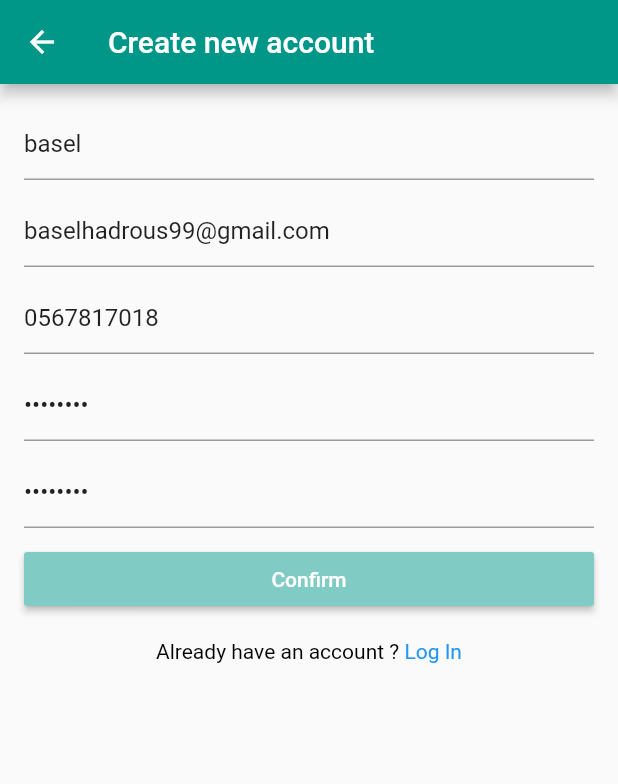
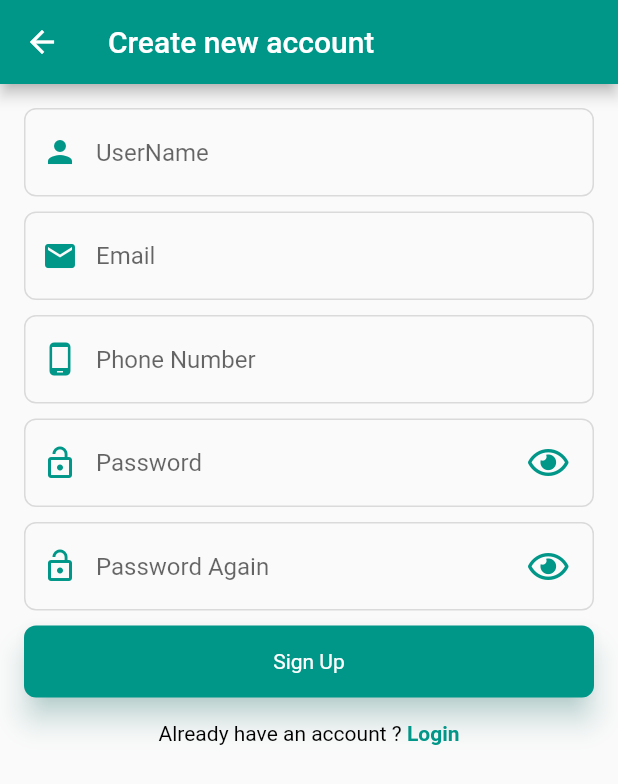
Before and after one commit to byshy/ieee_mvp, a Flutter app: the SignUpRoute screen opened directly, on a phone screen of 412 x 824 dp. Shown: the top 784 px of the screen. Run offline on Flutter 3.47's test engine with Material 2 defaults, Android fonts, the phone set to English and light mode, and no system bars; our stand-ins replace bloc, cloud_firestore, dartz, equatable, firebase_auth, firebase_messaging and 7 more; missing offline and left inert: unicorndial; accounts and stored records are empty.

Commit message:
better signup page

```diff
--- a/lib/features/sign_up/presentation/pages/sign_up_route.dart
+++ b/lib/features/sign_up/presentation/pages/sign_up_route.dart
@@ -1,5 +1,7 @@
 import 'package:flutter/material.dart';
 import 'package:flutter_bloc/flutter_bloc.dart';
+import 'package:font_awesome_flutter/font_awesome_flutter.dart';
+import 'package:ieee_mvp/common/custom_button.dart';
 import 'package:ieee_mvp/features/home/presentation/pages/home_route.dart';
 import 'package:ieee_mvp/features/sign_up/presentation/sign_up_bloc/bloc.dart';
 
@@ -14,20 +16,17 @@ class _SignUpRouteState extends State<SignUpRoute> {
   final TextEditingController number = TextEditingController();
   final TextEditingController password = TextEditingController();
   final TextEditingController rePassword = TextEditingController();
+  final FocusNode userNameNode = FocusNode();
+  final FocusNode emailNode = FocusNode();
+  final FocusNode numberNode = FocusNode();
+  final FocusNode passwordNode = FocusNode();
+  final FocusNode rePasswordNode = FocusNode();
 
   final GlobalKey<ScaffoldState> _scaffoldKey = GlobalKey<ScaffoldState>();
+  final GlobalKey<FormState> _formKey = GlobalKey<FormState>();
 
   final SignUpBloc _signUpBloc = SignUpBloc();
-
-  @override
-  void initState() {
-    super.initState();
-    userName.text = 'basel';
-    email.text = 'baselhadrous99@gmail.com';
-    number.text = '0567817018';
-    password.text = '123456ab';
-    rePassword.text = '123456ab';
-  }
+  bool _hidePassword = true;
 
   @override
   Widget build(BuildContext context) {
@@ -36,108 +35,228 @@ class _SignUpRouteState extends State<SignUpRoute> {
       appBar: AppBar(
         title: Text('Create new account'),
       ),
-      body: ListView(
+      body: Form(
+        key: _formKey,
+        child: ListView(
           padding: EdgeInsets.all(16),
           children: <Widget>[
-          TextField(
+            TextFormField(
               controller: userName,
+              focusNode: userNameNode,
               decoration: InputDecoration(
+                border: OutlineInputBorder(
+                  borderRadius: BorderRadius.circular(8),
+                ),
+                enabledBorder: OutlineInputBorder(
+                  borderSide: BorderSide(color: Color(0xFFDADADA)),
+                  borderRadius: BorderRadius.circular(8),
+                ),
                 hintText: 'UserName',
+                prefixIcon: Icon(
+                  Icons.person,
+                  color: Theme.of(context).primaryColor,
                 ),
               ),
-          SizedBox(
-            height: 10,
+              textInputAction: TextInputAction.next,
+              onFieldSubmitted: (_) {
+                userNameNode.unfocus();
+                emailNode.requestFocus();
+              },
+              keyboardType: TextInputType.text,
+              validator: (value) {
+                if ((value?.isEmpty ?? true)) {
+                  return 'Please enter a username';
+                }
+                return null;
+              },
             ),
-          TextField(
+            SizedBox(height: 10),
+            TextFormField(
               controller: email,
+              focusNode: emailNode,
               decoration: InputDecoration(
+                border: OutlineInputBorder(
+                  borderRadius: BorderRadius.circular(8),
+                ),
+                enabledBorder: OutlineInputBorder(
+                  borderSide: BorderSide(color: Color(0xFFDADADA)),
+                  borderRadius: BorderRadius.circular(8),
+                ),
                 hintText: 'Email',
+                prefixIcon: Icon(
+                  Icons.email,
+                  color: Theme.of(context).primaryColor,
                 ),
               ),
-          SizedBox(
-            height: 10,
+              textInputAction: TextInputAction.next,
+              onFieldSubmitted: (_) {
+                emailNode.unfocus();
+                numberNode.requestFocus();
+              },
+              keyboardType: TextInputType.emailAddress,
+              validator: (value) {
+                if ((value?.isEmpty ?? true) || !value.contains('@')) {
+                  return 'Please enter a valid email';
+                }
+                return null;
+              },
             ),
-          TextField(
+            SizedBox(height: 10),
+            TextFormField(
               controller: number,
+              focusNode: numberNode,
               decoration: InputDecoration(
-              hintText: 'Number',
+                border: OutlineInputBorder(
+                  borderRadius: BorderRadius.circular(8),
+                ),
+                enabledBorder: OutlineInputBorder(
+                  borderSide: BorderSide(color: Color(0xFFDADADA)),
+                  borderRadius: BorderRadius.circular(8),
+                ),
+                hintText: 'Phone Number',
+                prefixIcon: Icon(
+                  Icons.phone_android,
+                  color: Theme.of(context).primaryColor,
                 ),
               ),
-          SizedBox(
-            height: 10,
+              textInputAction: TextInputAction.next,
+              onFieldSubmitted: (_) {
+                numberNode.unfocus();
+                passwordNode.requestFocus();
+              },
+              keyboardType: TextInputType.number,
+              validator: (value) {
+                if ((value?.isEmpty ?? true)) {
+                  return 'Please enter a valid phone number';
+                }
+                return null;
+              },
             ),
-          TextField(
+            SizedBox(height: 10),
+            TextFormField(
               controller: password,
-            obscureText: true,
+              focusNode: passwordNode,
               decoration: InputDecoration(
+                border: OutlineInputBorder(
+                  borderRadius: BorderRadius.circular(8),
+                ),
+                enabledBorder: OutlineInputBorder(
+                  borderSide: BorderSide(color: Color(0xFFDADADA)),
+                  borderRadius: BorderRadius.circular(8),
+                ),
                 hintText: 'Password',
+                prefixIcon: Icon(
+                  Icons.lock_open,
+                  color: Theme.of(context).primaryColor,
+                ),
+                suffixIcon: IconButton(
+                  padding: const EdgeInsets.only(right: 16),
+                  icon: Icon(
+                    _hidePassword
+                        ? FontAwesomeIcons.eye
+                        : FontAwesomeIcons.eyeSlash,
+                    color: Theme.of(context).primaryColor,
+                  ),
+                  splashColor: Colors.transparent,
+                  onPressed: () {
+                    setState(() {
+                      _hidePassword = !_hidePassword;
+                    });
+                  },
                 ),
               ),
-          SizedBox(
-            height: 10,
+              onFieldSubmitted: (_) {
+                passwordNode.unfocus();
+                rePasswordNode.requestFocus();
+              },
+              keyboardType: TextInputType.emailAddress,
+              obscureText: _hidePassword,
+              validator: (value) {
+                if ((value?.isEmpty ?? true) || value.length < 6) {
+                  return 'Please enter a valid password';
+                }
+                return null;
+              },
             ),
-          TextField(
+            SizedBox(height: 10),
+            TextFormField(
               controller: rePassword,
-            obscureText: true,
+              focusNode: rePasswordNode,
               decoration: InputDecoration(
-              hintText: 'Re-enter password',
+                border: OutlineInputBorder(
+                  borderRadius: BorderRadius.circular(8),
+                ),
+                enabledBorder: OutlineInputBorder(
+                  borderSide: BorderSide(color: Color(0xFFDADADA)),
+                  borderRadius: BorderRadius.circular(8),
+                ),
+                hintText: 'Password Again',
+                prefixIcon: Icon(
+                  Icons.lock_open,
+                  color: Theme.of(context).primaryColor,
+                ),
+                suffixIcon: IconButton(
+                  padding: const EdgeInsets.only(right: 16),
+                  icon: Icon(
+                    _hidePassword
+                        ? FontAwesomeIcons.eye
+                        : FontAwesomeIcons.eyeSlash,
+                    color: Theme.of(context).primaryColor,
+                  ),
+                  splashColor: Colors.transparent,
+                  onPressed: () {
+                    setState(() {
+                      _hidePassword = !_hidePassword;
+                    });
+                  },
                 ),
               ),
-          SizedBox(
-            height: 10,
+              onFieldSubmitted: (_) {
+                rePasswordNode.unfocus();
+                login();
+              },
+              keyboardType: TextInputType.emailAddress,
+              obscureText: _hidePassword,
+              validator: (value) {
+                if ((value?.isEmpty ?? true) ||
+                    value.length < 6 ||
+                    value != password.text) {
+                  return 'Please enter a valid password';
+                }
+                return null;
+              },
             ),
+            SizedBox(height: 10),
             BlocListener(
               bloc: _signUpBloc,
-            listener: (BuildContext context, SignUpState state){
-              if(state is SignedUp){
-                Navigator.pushAndRemoveUntil(context, MaterialPageRoute(builder: (_) => HomeRoute()), (_) => false);
+              listener: (BuildContext context, SignUpState state) {
+                if (state is SignedUp) {
+                  Navigator.pushAndRemoveUntil(
+                      context,
+                      MaterialPageRoute(builder: (_) => HomeRoute()),
+                      (_) => false);
                 }
               },
-            child: RaisedButton(
-              onPressed: () {
-                if (password.text.isNotEmpty &&
-                    userName.text.isNotEmpty &&
-                    email.text.isNotEmpty &&
-                    rePassword.text.isNotEmpty &&
-                    number.text.isNotEmpty) {
-                  if (password.text == rePassword.text) {
-                    _signUpBloc.add(SignUp(email: email.text, userName: userName.text, number: number.text, password: password.text));
-                  } else {
-                    _scaffoldKey.currentState.showSnackBar(
-                      SnackBar(
-                        content: Text('Password Feilds don\'t match'),
-                      ),
-                    );
-                    setState(() {
-                      password.clear();
-                      rePassword.clear();
-                    });
-                  }
-                } else {
-                  _scaffoldKey.currentState.showSnackBar(
-                    SnackBar(
-                      content: Text('Can\'t have empty feilds'),
-                    ),
-                  );
-                }
+              child: CustomButton(
+                onTap: () {
+                  login();
                 },
                 child: BlocBuilder(
                   bloc: _signUpBloc,
-                builder: (BuildContext context, SignUpState state){
-                  if(state is SigningUp){
+                  builder: (BuildContext context, SignUpState state) {
+                    if (state is SigningUp) {
                       return Container(
                         height: 20,
                         width: 20,
                         child: CircularProgressIndicator(
                           valueColor:
-                        new AlwaysStoppedAnimation<Color>(
-                            Colors.white),
+                              new AlwaysStoppedAnimation<Color>(Colors.white),
                         ),
                       );
                     }
 
                     return Text(
-                    'Confirm',
+                      'Sign Up',
                       style: TextStyle(color: Colors.white),
                     );
                   },
@@ -150,7 +269,12 @@ class _SignUpRouteState extends State<SignUpRoute> {
                   TextSpan(
                       text: 'Already have an account ? ',
                       style: TextStyle(color: Colors.black)),
-                TextSpan(text: 'Log In', style: TextStyle(color: Colors.blue)),
+                  TextSpan(
+                      text: 'Login',
+                      style: TextStyle(
+                        color: Theme.of(context).primaryColor,
+                        fontWeight: FontWeight.bold,
+                      )),
                 ]),
               ),
               onPressed: () {
@@ -159,6 +283,16 @@ class _SignUpRouteState extends State<SignUpRoute> {
             ),
           ],
         ),
+      ),
     );
   }
+
+  Future<void> login() async {
+    if (!_formKey.currentState.validate()) return;
+    _signUpBloc.add(SignUp(
+        email: email.text,
+        userName: userName.text,
+        number: number.text,
+        password: password.text));
   }
+}
--- a/lib/features/sign_up/presentation/sign_up_bloc/sign_up_bloc.dart
+++ b/lib/features/sign_up/presentation/sign_up_bloc/sign_up_bloc.dart
@@ -18,9 +18,14 @@ class SignUpBloc extends Bloc<SignUpEvent, SignUpState> {
     if (event is SignUp) {
       yield SigningUp();
       await _auth
-          .createUserWithEmailAndPassword(email: event.email, password: event.password)
+          .createUserWithEmailAndPassword(
+              email: event.email, password: event.password)
           .then((authRes) async {
-        Firestore.instance.collection('users').document(authRes.user.uid).collection('info').add({
+        Firestore.instance
+            .collection('users')
+            .document(authRes.user.uid)
+            .collection('info')
+            .add({
           'name': event.userName,
           'number': event.number,
         });
@@ -32,6 +37,8 @@ class SignUpBloc extends Bloc<SignUpEvent, SignUpState> {
         await authRes.user.reload();
 
         SharedPreferences prefs = await SharedPreferences.getInstance();
+        prefs.setString('name', event.userName);
+        prefs.setString('email', event.email);
         prefs.setBool('is_logged_in', true);
       });
       yield SignedUp();
```
Lines whose indentation alone changed are shown as unchanged.
